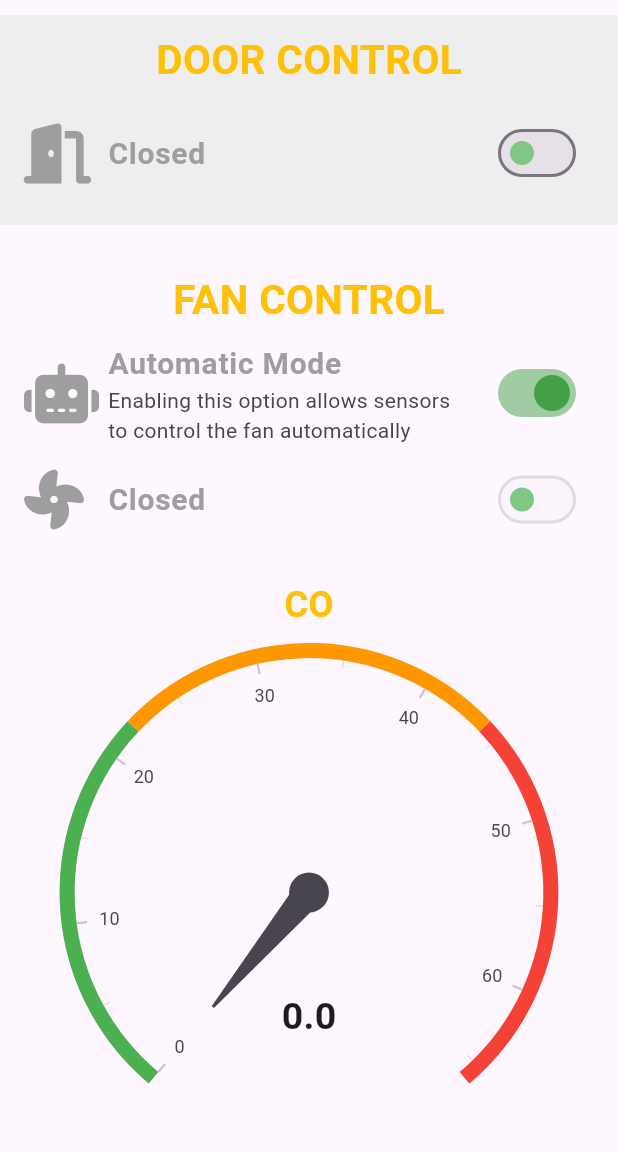
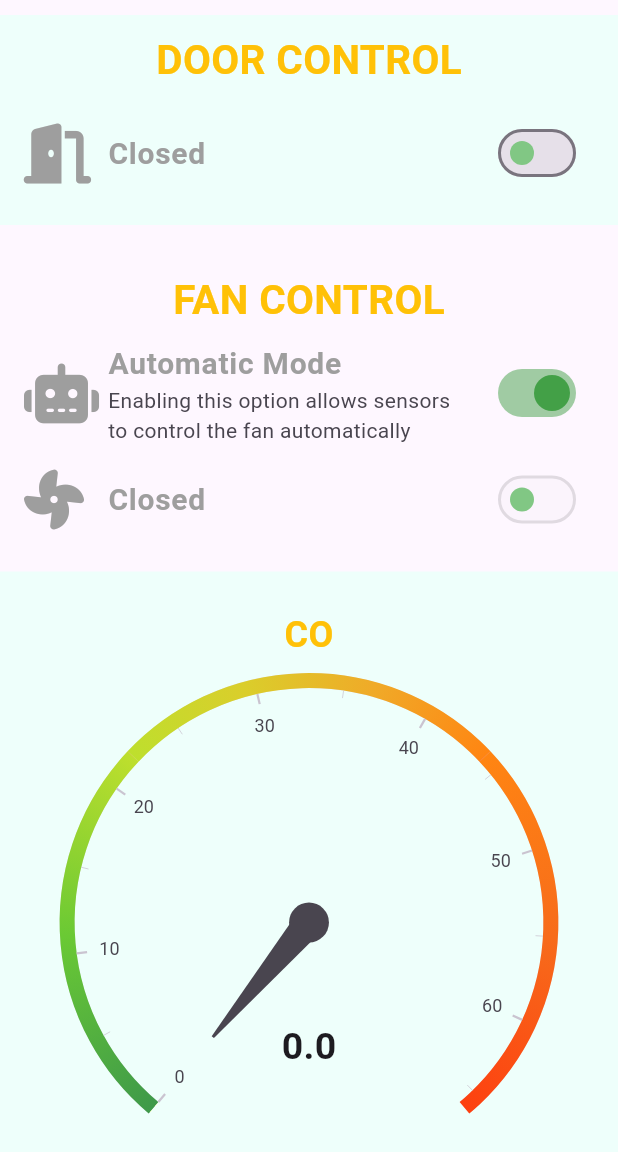
Before and after one commit to MohammadMao/parking_air_quality, a Flutter app: the screen it shows after launch, on a phone screen of 412 x 824 dp, the part 84-1236 px from its top. Run offline on Flutter 3.47's test engine with Material 3 defaults, Android fonts, the light colour scheme and no system bars; drawn by our look-alikes of syncfusion_flutter_gauges; our stand-ins replace flutter_switch, font_awesome_flutter; missing offline and left inert: mqtt_client.

Commit message:
new commit

```diff
--- a/lib/functions.dart
+++ b/lib/functions.dart
@@ -1,5 +1,6 @@
 import 'package:flutter/material.dart';
 import 'package:syncfusion_flutter_gauges/gauges.dart'; // for Gauges/Meters
+import 'package:flutter_switch/flutter_switch.dart'; // for costumized switches
 
 class SFG extends StatelessWidget {
   final double gas;
@@ -11,10 +12,32 @@ class SFG extends StatelessWidget {
   Widget build(BuildContext context) {
     return SfRadialGauge(axes: <RadialAxis>[
       RadialAxis(minimum: 0, maximum: max, ranges: <GaugeRange>[
-        GaugeRange(startValue: 0, endValue: max / 3, color: Colors.green),
         GaugeRange(
-            startValue: max / 3, endValue: max * 2 / 3, color: Colors.orange),
-        GaugeRange(startValue: max * 2 / 3, endValue: max, color: Colors.red)
+          startValue: 0,
+          endValue: max / 3,
+          gradient: const SweepGradient(colors: <Color>[
+            Color.fromARGB(255, 62, 153, 74),
+            Color.fromARGB(255, 106, 201, 52),
+            Color.fromARGB(255, 190, 223, 45)
+          ]),
+        ),
+        GaugeRange(
+            startValue: max / 3,
+            endValue: max * 2 / 3,
+            gradient: const SweepGradient(colors: <Color>[
+              Color.fromARGB(255, 190, 223, 45),
+              Color.fromARGB(255, 218, 206, 43),
+              Color.fromARGB(255, 240, 170, 40),
+              Color.fromARGB(255, 255, 133, 18)
+            ])),
+        GaugeRange(
+            startValue: max * 2 / 3,
+            endValue: max,
+            gradient: const SweepGradient(colors: <Color>[
+              Color.fromARGB(255, 255, 133, 18),
+              Color.fromARGB(255, 247, 108, 27),
+              Color.fromARGB(255, 253, 64, 16),
+            ]))
       ], pointers: <GaugePointer>[
         NeedlePointer(value: gas)
       ], annotations: <GaugeAnnotation>[
@@ -64,3 +87,42 @@ class SwitchT extends StatelessWidget {
     );
   }
 }
+
+class FSwitch extends StatelessWidget {
+  final bool boolval;
+  final ValueChanged<bool>? valueChanged;
+  final String txt;
+  final Widget ico;
+  final Widget? sub;
+  const FSwitch(
+      {super.key,
+      this.sub,
+      this.valueChanged,
+      required this.txt,
+      required this.ico,
+      required this.boolval});
+  @override
+  Widget build(BuildContext context) {
+    return Center(
+      child: ListTile(
+        leading: ico,
+        title: Text(
+          txt,
+          style: TextStyle(
+              color: Colors.grey[500],
+              fontWeight: FontWeight.bold,
+              fontSize: 20),
+        ),
+        subtitle: sub,
+        trailing: FlutterSwitch(
+          value: boolval,
+          onToggle: (value) {
+            boolval;
+          },
+          height: 10,
+          width: 20,
+        ),
+      ),
+    );
+  }
+}
--- a/lib/main.dart
+++ b/lib/main.dart
@@ -4,6 +4,7 @@ import 'functions.dart';
 import 'mqtt/mqtt_manager.dart';
 import 'mqtt/mqtt_state.dart';
 import 'package:provider/provider.dart';
+import 'widgets.dart';
 import 'mqtt/setters.dart';
 
 void main() {
@@ -38,7 +39,7 @@ class _MyHomePageState extends State<MyHomePage> {
 
   @override
   void initState() {
-    test();
+    initConn();
     super.initState();
   }
 
@@ -47,12 +48,11 @@ class _MyHomePageState extends State<MyHomePage> {
     super.dispose();
   }
 
-  void test() {
+  void initConn() {
     final MQTTAppState appState =
         Provider.of<MQTTAppState>(context, listen: false);
     // Keep a reference to the app state.
     currentAppState = appState;
-    // _configureAndConnect();
     currentAppState.getAppConnectionState == MQTTAppConnectionState.disconnected
         ? _configureAndConnect()
         : null;
@@ -61,38 +61,19 @@ class _MyHomePageState extends State<MyHomePage> {
   @override
   Widget build(BuildContext context) {
     bool autoOn = true;
-    bool doorOpened = doorval; // will change depending on server info
-    bool fanOn = fanval; // will change depending on server info
-    double co = coval; // will change depending on server info
-    double smoke = smokeval; // will change depending on server info
+    bool doorOpened = doorval; // depending on server info
+    bool fanOn = fanval; // depending on server info
+    double co = coval; // depending on server info
+    double smoke = smokeval; // depending on server info
 
     return Scaffold(
-      appBar: AppBar(
-          backgroundColor: Colors.teal,
-          title: const Row(
-            mainAxisAlignment: MainAxisAlignment.center,
-            children: [
-              Icon(
-                Icons.car_repair,
-                color: Colors.white,
-                size: 30,
-              ),
-              SizedBox(width: 5),
-              Text(
-                'Parking Air Quality',
-                style: TextStyle(
-                    fontSize: 24,
-                    color: Colors.white,
-                    fontWeight: FontWeight.bold),
-              ),
-            ],
-          )),
+      appBar: appbar(),
       body: ListView(padding: const EdgeInsets.only(top: 10), children: [
         Column(
           children: [
             Container(
               padding: const EdgeInsets.fromLTRB(0, 10, 0, 20),
-              color: Colors.grey[200],
+              color: const Color.fromARGB(255, 238, 255, 251),
               child: Column(
                 children: [
                   const Text(
@@ -172,6 +153,11 @@ class _MyHomePageState extends State<MyHomePage> {
                       });
                     },
             ),
+            const SizedBox(height: 20), //مساحة بين العناصر
+            Container(
+              color: const Color.fromARGB(255, 238, 255, 251),
+              child: Column(
+                children: [
                   const SizedBox(height: 25), //مساحة بين العناصر
                   const Text(
                     'CO',
@@ -185,6 +171,14 @@ class _MyHomePageState extends State<MyHomePage> {
                     gas: co,
                     max: 66,
                   ), //استدعاء عداد للغاز
+                ],
+              ),
+            ),
+
+            Container(
+              color: const Color.fromARGB(255, 231, 255, 250),
+              child: Column(
+                children: [
                   const SizedBox(height: 25), //مساحة بين العناصر
                   const Text(
                     'SMOKE',
@@ -199,6 +193,9 @@ class _MyHomePageState extends State<MyHomePage> {
                     max: 33,
                   ), //استدعاء عداد للغاز
                 ],
+              ),
+            )
+          ],
         )
       ]),
     );
@@ -210,7 +207,7 @@ class _MyHomePageState extends State<MyHomePage> {
     manager.connect();
   }
 
-  void _disconnect() {
-    manager.disconnect();
+  // void _disconnect() {
+  //   manager.disconnect();
+  // }
 }
-}
--- /dev/null
+++ b/lib/widgets.dart
@@ -0,0 +1,22 @@
+import 'package:flutter/material.dart';
+
+PreferredSizeWidget appbar() {
+  return AppBar(
+      backgroundColor: Colors.teal,
+      title: const Row(
+        mainAxisAlignment: MainAxisAlignment.center,
+        children: [
+          Icon(
+            Icons.car_repair,
+            color: Colors.white,
+            size: 30,
+          ),
+          SizedBox(width: 5),
+          Text(
+            'Parking Air Quality',
+            style: TextStyle(
+                fontSize: 24, color: Colors.white, fontWeight: FontWeight.bold),
+          ),
+        ],
+      ));
+}
--- a/pubspec.yaml
+++ b/pubspec.yaml
@@ -39,6 +39,7 @@ dependencies:
   font_awesome_flutter: ^10.7.0
   mqtt_client: ^10.2.1
   provider: ^6.1.2
+  flutter_switch: ^0.3.2
 
 dev_dependencies:
   flutter_test:
```
Also changed, not shown: pubspec.lock. Lines whose indentation alone changed are shown as unchanged.
